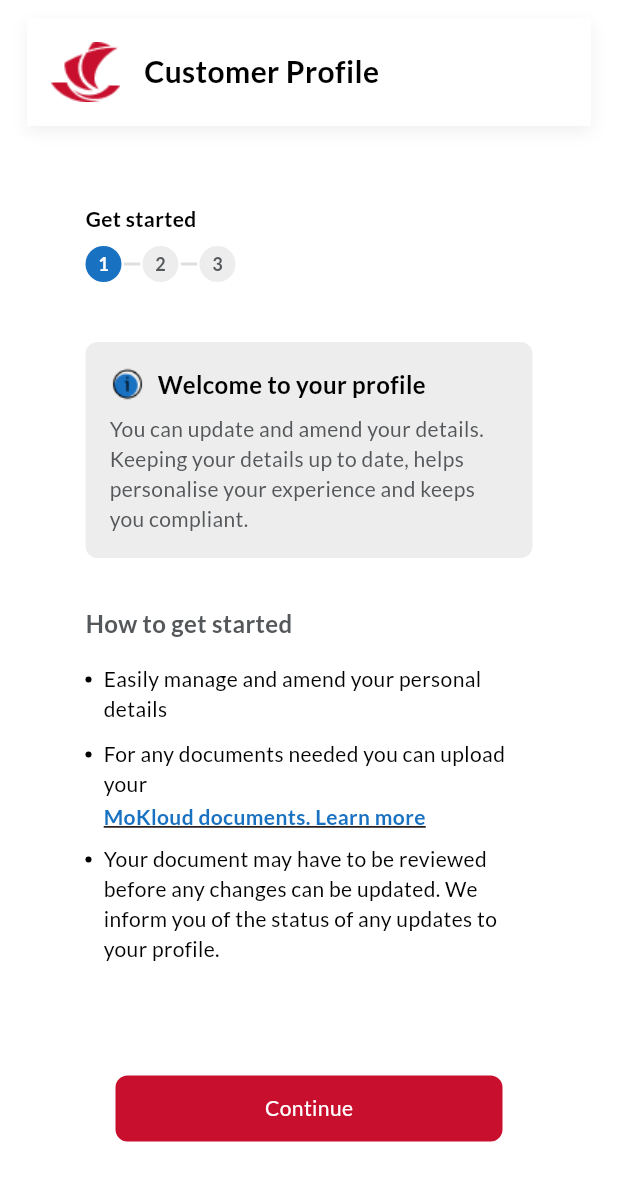
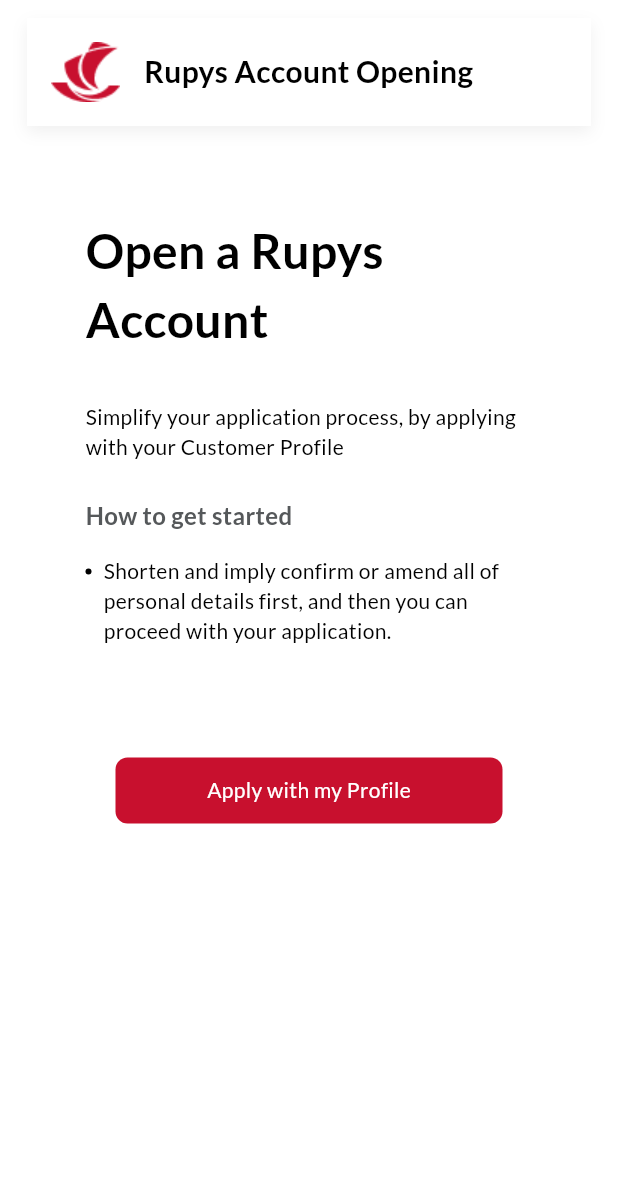
Before and after one commit to MunozovepiFounder/eKYC_Demo, a Flutter app: the screen it shows after launch, on a phone screen of 412 x 824 dp. Shown: the top 1181 px of the screen. Run offline on Flutter 3.47's test engine with Material 3 defaults, Android fonts, the phone set to English and light mode, and no system bars; our stand-ins replace camera, file_picker, google_fonts, image_picker, permission_handler; missing offline and left inert: dart:html.

Commit message:
updated the rupys account

```diff
--- a/lib/components/fonts.dart
+++ b/lib/components/fonts.dart
@@ -26,16 +26,19 @@
 class Heading02 extends StatelessWidget {
   final String text;
   final Color color;
+  TextAlign? textAlign;
 
   Heading02({
     required this.text,
-    this.color = Colors.black, // Default color
+    this.color = Colors.black,
+    this.textAlign, // Default color
   });
 
   @override
   Widget build(BuildContext context) {
     return Text(
       text,
+      textAlign: textAlign,
       style: GoogleFonts.lato(
         fontSize: 28,
         fontWeight: FontWeight.w500,
@@ -48,16 +51,19 @@
 class Heading03 extends StatelessWidget {
   final String text;
   final Color color;
+  TextAlign? textAlign;
 
   Heading03({
     required this.text,
     this.color = Colors.black, // Default color
+    this.textAlign,
   });
 
   @override
   Widget build(BuildContext context) {
     return Text(
       text,
+      textAlign: textAlign,
       style: GoogleFonts.lato(
         fontSize: 20,
         fontWeight: FontWeight.bold,
--- a/lib/components/header.dart
+++ b/lib/components/header.dart
@@ -2,7 +2,9 @@
 import 'package:flutter/material.dart';
 
 class Header extends StatelessWidget {
-  const Header({super.key});
+  String? headername;
+
+  Header({required this.headername});
 
   @override
   Widget build(BuildContext context) {
@@ -40,7 +42,7 @@
                     children: [
                       Image.asset('assets/images/logo.png'),
                       SizedBox(width: 16),
-                      Heading03(text: 'Customer Profile'),
+                      Heading03(text: headername ?? 'Customer Profile'),
                     ],
                   ),
                 ],
--- a/lib/components/layout.dart
+++ b/lib/components/layout.dart
@@ -89,8 +89,9 @@
 
 class ResponsiveContainer extends StatelessWidget {
   final Widget child;
+  String? headername;
 
-  const ResponsiveContainer({required this.child, super.key});
+  ResponsiveContainer({required this.child, this.headername, super.key});
 
   @override
   Widget build(BuildContext context) {
@@ -103,7 +104,12 @@
         width: containerWidth,
         child: Padding(
           padding: const EdgeInsets.all(12.0),
-          child: Column(children: [Header(), child]),
+          child: Column(
+            children: [
+              Header(headername: headername ?? 'Customer Profile'),
+              child,
+            ],
+          ),
         ),
       ),
     );
--- /dev/null
+++ b/lib/ruppys/ruppyLanding.dart
@@ -0,0 +1,74 @@
+import 'package:ekyc_prototypes/components/alerts.dart';
+import 'package:ekyc_prototypes/components/buttons.dart';
+import 'package:ekyc_prototypes/components/colors.dart';
+import 'package:ekyc_prototypes/components/fonts.dart';
+import 'package:ekyc_prototypes/components/layout.dart';
+import 'package:ekyc_prototypes/components/status.dart';
+import 'package:ekyc_prototypes/option1/detailsPage.dart';
+import 'package:ekyc_prototypes/option1/landing.dart';
+import 'package:flutter/material.dart';
+
+class RuppyLanding extends StatelessWidget {
+  const RuppyLanding({super.key});
+
+  @override
+  Widget build(BuildContext context) {
+    return Scaffold(
+      backgroundColor: Colors.white,
+      body: SingleChildScrollView(
+        child: ResponsiveContainer(
+          headername: 'Rupys Account Opening',
+          child: Padding(
+            padding: const EdgeInsets.all(20.0),
+            child: Container(
+              width: 298,
+              child: Column(
+                mainAxisAlignment: MainAxisAlignment.start,
+                crossAxisAlignment: CrossAxisAlignment.start,
+                children: [
+                  SS40(),
+
+                  Heading01(text: 'Open a Rupys Account'),
+                  SS32(),
+
+                  //the bullet points
+                  BodyRegular14(
+                    text:
+                        'Simplify your application process, by applying with your Customer Profile',
+                  ),
+
+                  SS24(),
+                  BodyBold16(
+                    text: 'How to get started',
+                    color: AppColors.labelGrey,
+                  ),
+                  SS16(),
+
+                  BulletPoints(
+                    link: false,
+                    bulletText:
+                        'Shorten and imply confirm or amend all of personal details first, and then you can proceed with your application.',
+                    linkText: 'ww',
+                  ),
+
+                  SS72(),
+                  //the continue button
+                  MPrimaryButton(
+                    onTap: () {
+                      Navigator.of(context).push(
+                        MaterialPageRoute(
+                          builder: (context) => Option1Landing(),
+                        ),
+                      );
+                    },
+                    buttonText: 'Apply with my Profile',
+                  ),
+                ],
+              ),
+            ),
+          ),
+        ),
+      ),
+    );
+  }
+}
--- a/pubspec.yaml
+++ b/pubspec.yaml
@@ -42,6 +42,7 @@
   image_picker: ^1.1.2
   mailer: ^6.4.1
   flutter_dotenv: ^5.1.0
+  url_launcher: ^6.1.11
 
 dev_dependencies:
   flutter_test:
@@ -70,6 +71,8 @@
      - assets/images/logo.png
      - assets/images/biometrics.png
      - assets/images/info.png
+     - assets/images/new.png
+     - assets/images/happy.png
 
      - assets/flags/FR.png
      - assets/flags/GB.png
```
Also changed, not shown: lib/main.dart (+6 -51 lines), lib/pages/otp.dart (+3 -7 lines), lib/ruppys/details.dart (added, +64 -0 lines), lib/ruppys/done.dart (added, +71 -0 lines), lib/ruppys/review.dart (added, +153 -0 lines), lib/ruppys/success.dart (added, +65 -0 lines), assets/images/happy.png (added), assets/images/new.png (added), pubspec.lock, 5 other files.
